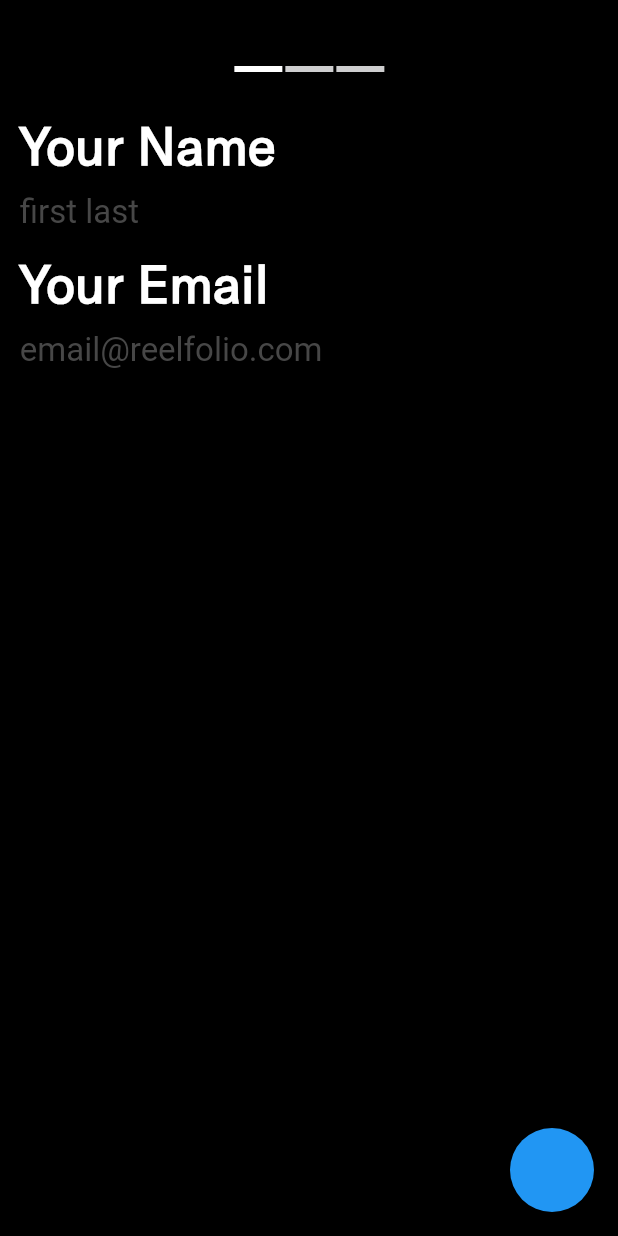
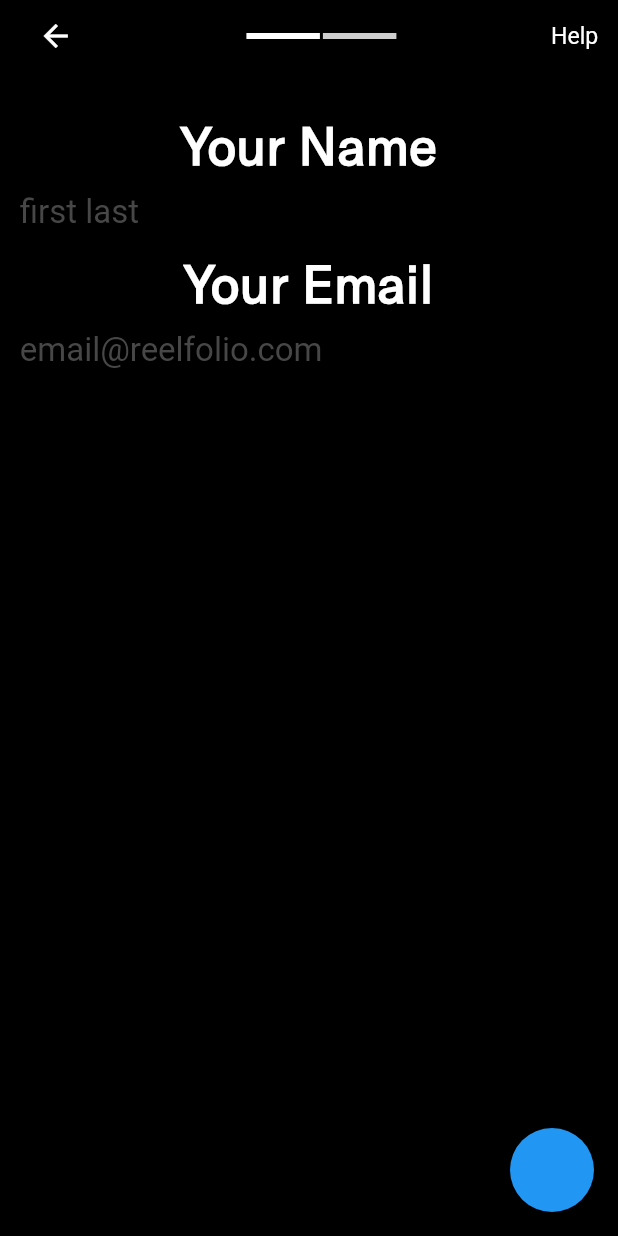
Before and after one commit to iamsouviki/reel_folio, a Flutter app: the screen it shows after launch, on a phone screen of 412 x 824 dp. Run offline on Flutter 3.47's test engine with Material 2 defaults, Android fonts, the light colour scheme and no system bars; our stand-ins replace flutter_riverpod.

Commit message:
makes some changes

```diff
--- a/lib/onboarding-request/onboarding_request_screen.dart
+++ b/lib/onboarding-request/onboarding_request_screen.dart
@@ -8,9 +8,7 @@ import '../util/progress_stepper.dart';
 import 'widget/user_details_widget.dart';
 import 'widget/user_social_media_information_widget.dart';
 
-
 class OnBoardingRequestScreen extends ConsumerWidget {
-
   const OnBoardingRequestScreen({
     Key? key,
   }) : super(key: key);
@@ -22,52 +20,56 @@ class OnBoardingRequestScreen extends ConsumerWidget {
 
   @override
   Widget build(BuildContext context, WidgetRef widgetRef) {
-
     final stepValue = widgetRef.watch(onBoardingStepManger);
 
-    return Scaffold(
-      backgroundColor: Colors.black,
-      body: SafeArea(
-        top: true,
-        child: Padding(
+    return SafeArea(
+      top: true,
+      child: Scaffold(
+        backgroundColor: Colors.black,
+        body: Padding(
           padding: EdgeInsets.symmetric(
             horizontal: screenWidth! * 12 / 375,
           ),
           child: Column(
             children: [
               Row(
-                crossAxisAlignment: CrossAxisAlignment.end,
+                crossAxisAlignment: CrossAxisAlignment.center,
+                mainAxisAlignment: MainAxisAlignment.spaceBetween,
                 children: [
                   IconButton(
-                    onPressed: () => Navigator.pop(context),
-                    icon: const Icon(Icons.arrow_back),
-                  ),
-                  const Spacer(
-                    flex: 2,
+                    onPressed: () {
+                      widgetRef.read(onBoardingStepManger.notifier).state = stepValue-1;
+                    },
+                    icon: const Icon(
+                      Icons.arrow_back,
+                      color: Colors.white,
+                    ),
                   ),
                   ProgressStepper(
                     width: 100,
-                    stepCount: 3,
+                    stepCount: 2,
                     currentStep: stepValue,
                   ),
-                  const Spacer(
-                    flex: 3,
-                  ),
+                  Text('Help',style: TextStyle(
+                    fontSize: screenWidth! * 14 / 375,
+                    fontWeight: FontWeight.w400,
+                    color: Colors.white,
+                  ),)
                 ],
               ),
               const AspectRatio(
                 aspectRatio: 375 / 26,
                 child: SizedBox(),
               ),
-              _screens[stepValue-1],
+              _screens[stepValue - 1],
             ],
           ),
         ),
-      ),
-      floatingActionButton: FloatingActionButton(
-        onPressed: (){
-          widgetRef.read(onBoardingStepManger.notifier).state = stepValue+1;
-        },
+        floatingActionButton: FloatingActionButton(
+          onPressed: () {
+            widgetRef.read(onBoardingStepManger.notifier).state = stepValue + 1;
+          },
+        ),
       ),
     );
   }
--- a/lib/onboarding-request/widget/user_details_widget.dart
+++ b/lib/onboarding-request/widget/user_details_widget.dart
@@ -6,7 +6,7 @@ class UserDetailsWidget extends StatelessWidget {
   @override
   Widget build(BuildContext context) {
     return Column(
-      crossAxisAlignment: CrossAxisAlignment.start,
+      crossAxisAlignment: CrossAxisAlignment.center,
       children: const [
         Text(
           'Your Name',
--- a/lib/onboarding-request/widget/user_social_media_information_widget.dart
+++ b/lib/onboarding-request/widget/user_social_media_information_widget.dart
@@ -38,7 +38,7 @@ class UserSocialMediaInformationWidget extends StatelessWidget {
             fontSize: 22,
           ),
           decoration: InputDecoration(
-            hintText: 'www.vimeo.com/myvideo',
+            hintText: '    www.vimeo.com/myvideo',
             hintStyle: TextStyle(
               color: Color(0xFF474747),
               fontWeight: FontWeight.w400,
```
